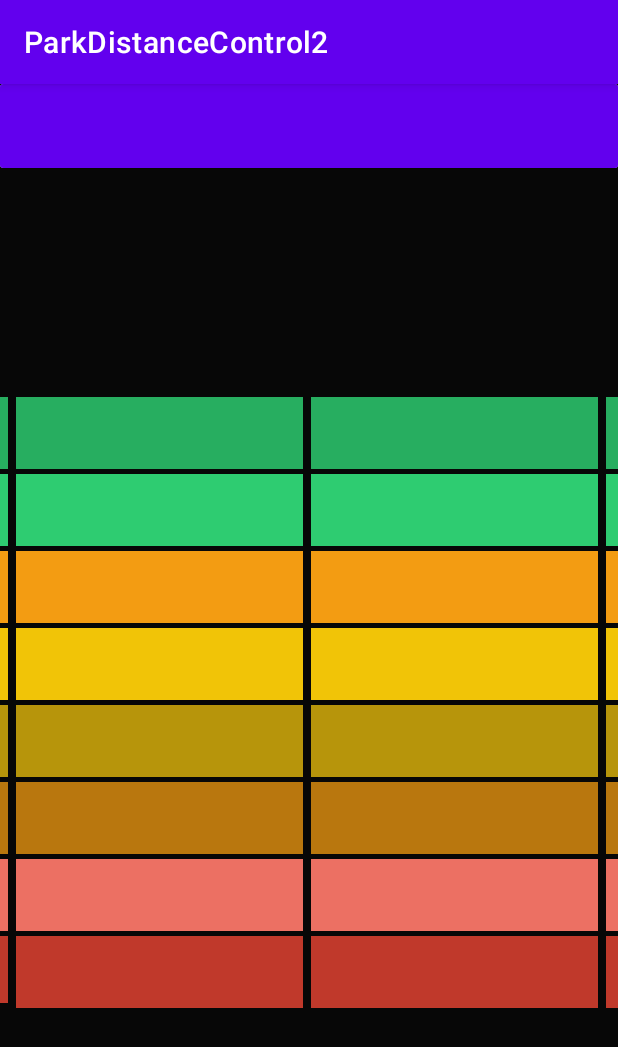
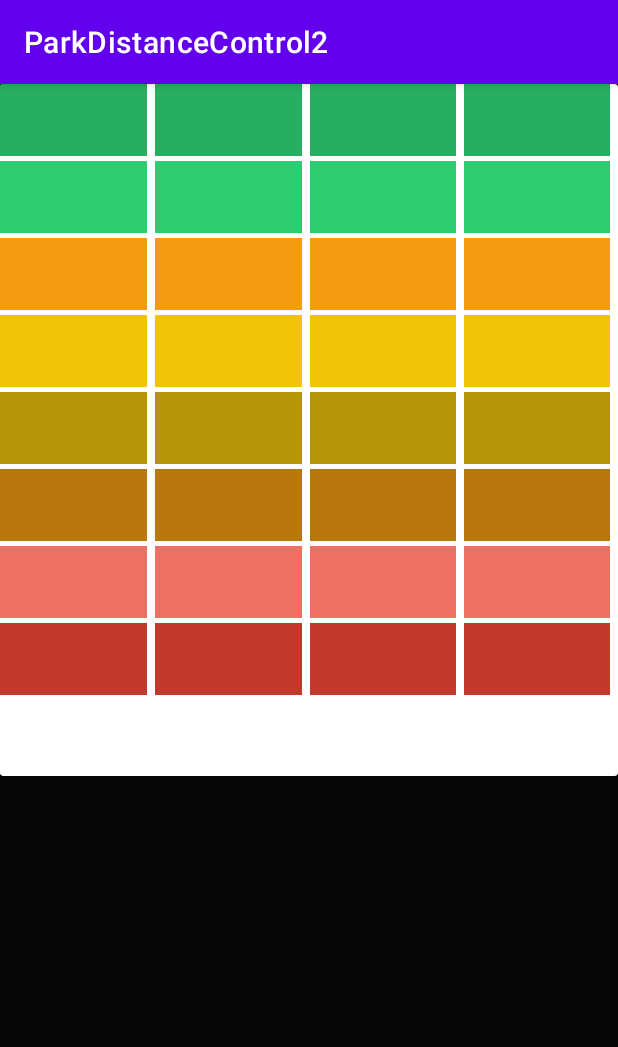
Before and after one commit to iszilagyigit/ParkDistanceControl, an Android app: the screen it shows after launch (MainActivity), on a phone screen of 412 x 824 dp. Shown: the top 1047 px of the screen. Run offline under Robolectric (Android 15) with nearby library versions, the phone set to English and light mode, and no system bars.

Commit message:
initial commit, layout

```diff
--- a/app/src/main/res/layout/activity_main.xml
+++ b/app/src/main/res/layout/activity_main.xml
@@ -15,26 +15,12 @@
         app:layout_constraintStart_toStartOf="parent"
         app:layout_constraintTop_toTopOf="parent">
 
-        <androidx.appcompat.widget.Toolbar
-            android:id="@+id/toolbar"
-            android:layout_width="match_parent"
-            android:layout_height="wrap_content"
-            android:background="?attr/colorPrimary"
-            android:minHeight="?attr/actionBarSize"
-            android:theme="?attr/actionBarTheme" />
-
-    </androidx.cardview.widget.CardView>
-
         <LinearLayout
             android:id="@+id/linearLayout"
-        android:layout_width="786dp"
-        android:layout_height="407dp"
-        android:orientation="horizontal"
-        app:layout_constraintBottom_toBottomOf="parent"
-        app:layout_constraintEnd_toEndOf="parent"
-        app:layout_constraintStart_toStartOf="parent"
-        app:layout_constraintTop_toBottomOf="@+id/cardView"
-        android:baselineAligned="false">
+            android:layout_width="match_parent"
+            android:layout_height="461dp"
+            android:baselineAligned="false"
+            android:orientation="horizontal">
 
             <LinearLayout
                 android:id="@+id/sensor1"
@@ -324,8 +310,11 @@
                     android:layout_height="wrap_content"
                     android:foreground="#C0392B"
                     android:text="" />
+
             </LinearLayout>
 
         </LinearLayout>
 
+    </androidx.cardview.widget.CardView>
+
 </androidx.constraintlayout.widget.ConstraintLayout>
```
Lines whose indentation alone changed are shown as unchanged.
